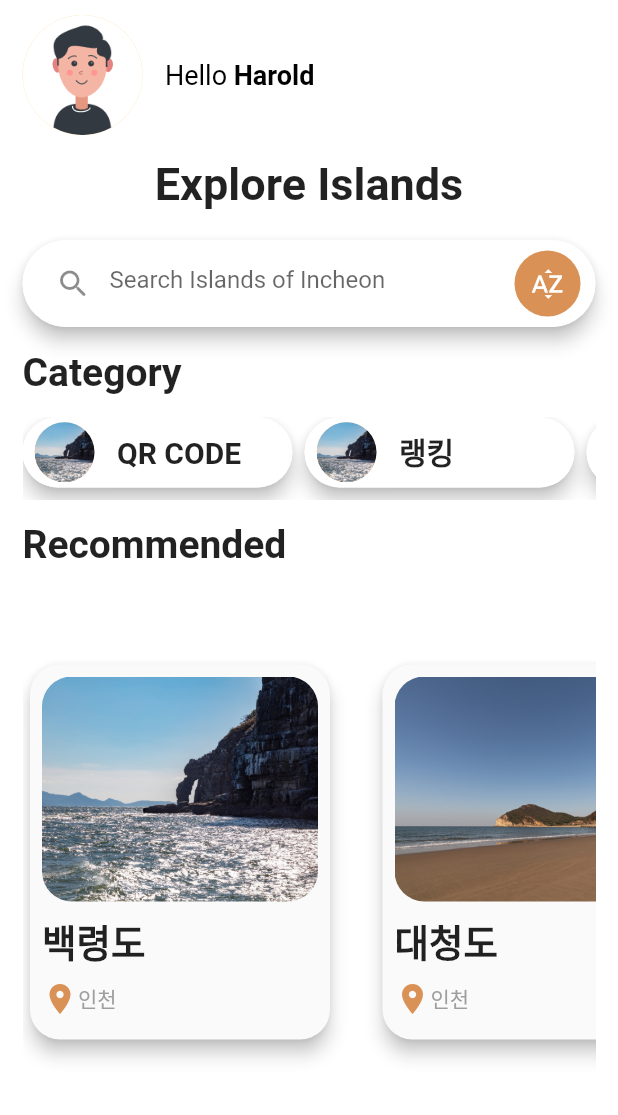
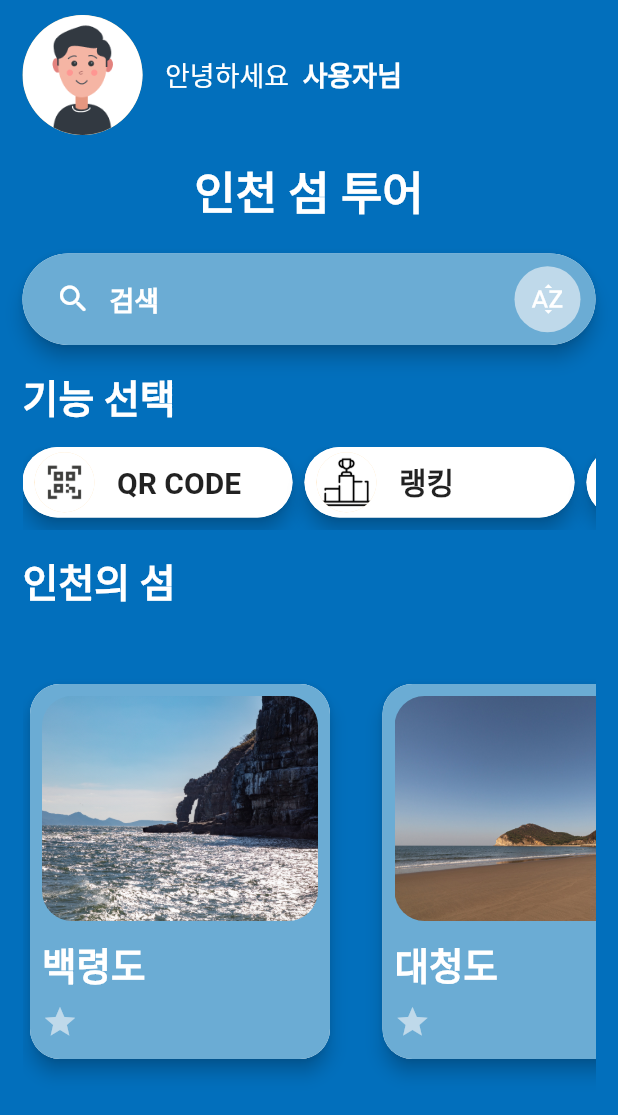
Before and after one commit to C-H-Wook/make, a Flutter app: the homeScreen screen opened directly, on a phone screen of 412 x 824 dp. Shown: the top 1115 px of the screen. Run offline on Flutter 3.47's test engine with Material 2 defaults, Android fonts, the phone set to English and light mode, and no system bars.

Commit message:
first_update

```diff
--- a/lib/screens/detailscreen.dart
+++ b/lib/screens/detailscreen.dart
@@ -51,8 +51,8 @@ class _detailScreenState extends State<detailScreen> {
                                     color: kPrimaryClr, shape: BoxShape.circle),
                                 child: const Center(
                                   child: Icon(
-                                    Icons.arrow_back_ios,
-                                    color: clr_white,
+                                    Icons.arrow_back,
+                                    color: clr_black,
                                     size: 16,
                                   ),
                                 ),
@@ -124,7 +124,7 @@ class _detailScreenState extends State<detailScreen> {
                                   child: const Text(
                                     '서약서',
                                     style: TextStyle(
-                                      color: clr_white,
+                                      color: clr_black,
                                       fontSize: 25,
                                       fontWeight: FontWeight.w700,
                                     ),
@@ -134,7 +134,7 @@ class _detailScreenState extends State<detailScreen> {
                                   height: 15,
                                 ),
                                 const Text(
-                                  "Details:",
+                                  "섬 설명:",
                                   style: TextStyle(
                                     color: clr_black,
                                     fontSize: 20,
@@ -162,7 +162,7 @@ class _detailScreenState extends State<detailScreen> {
                                 Row(
                                   children: [
                                     const Text(
-                                      'Duration',
+                                      '추천 섬 채류일',
                                       style: TextStyle(
                                         color: Colors.grey,
                                         fontSize: 20,
@@ -184,7 +184,7 @@ class _detailScreenState extends State<detailScreen> {
                                 Row(
                                   children: [
                                     const Text(
-                                      'Ship Time',
+                                      '도착 소요 시간',
                                       style: TextStyle(
                                         color: Colors.grey,
                                         fontSize: 20,
--- a/lib/screens/home_screen.dart
+++ b/lib/screens/home_screen.dart
@@ -17,7 +17,7 @@ class _homeScreenState extends State<homeScreen> {
   @override
   Widget build(BuildContext context) {
     return Scaffold(
-      backgroundColor: clr_white,
+      backgroundColor: clr_incheonblue,
       /*bottomNavigationBar: SafeArea(
         child: Padding(
           padding: const EdgeInsets.symmetric(horizontal: 15.0),
@@ -64,14 +64,14 @@ class _homeScreenState extends State<homeScreen> {
                     ),
                     RichText(
                       text: const TextSpan(
-                          text: "Hello",
+                          text: "안녕하세요",
                           style: TextStyle(
-                            color: clr_black,
+                            color: clr_white,
                             fontSize: 18,
                           ),
                           children: [
                             TextSpan(
-                              text: ' Harold',
+                              text: '  사용자님',
                               style: TextStyle(
                                 fontWeight: FontWeight.w700,
                                 fontSize: 18,
@@ -86,10 +86,11 @@ class _homeScreenState extends State<homeScreen> {
                 ),
                 //search Section
                 const Text(
-                  "Explore Islands",
+                  "인천 섬 투어",
                   style: TextStyle(
                     fontSize: 30,
                     fontWeight: FontWeight.w700,
+                    color: clr_white,
                   ),
                 ),
                 const SizedBox(
@@ -100,7 +101,7 @@ class _homeScreenState extends State<homeScreen> {
                   borderRadius: BorderRadius.circular(100),
                   child: Container(
                     decoration: BoxDecoration(
-                      color: clr_white,
+                      color: clr_skyblue,
                       borderRadius: BorderRadius.circular(100),
                     ),
                     child: Padding(
@@ -113,8 +114,16 @@ class _homeScreenState extends State<homeScreen> {
                           Expanded(
                             child: TextFormField(
                               decoration: const InputDecoration(
-                                hintText: "Search Islands of Incheon",
-                                prefixIcon: Icon(Icons.search_rounded),
+                                hintStyle: TextStyle(
+                                  color: clr_white,
+                                  fontSize: 18,
+                                  fontWeight: FontWeight.w700,
+                                ),
+                                hintText: "검색",
+                                prefixIcon: Icon(
+                                  Icons.search_rounded,
+                                  color: clr_white,
+                                ),
                                 enabledBorder: InputBorder.none,
                                 focusedBorder: InputBorder.none,
                               ),
@@ -141,10 +150,11 @@ class _homeScreenState extends State<homeScreen> {
                 Row(
                   children: const [
                     Text(
-                      'Category',
+                      '기능 선택',
                       style: TextStyle(
                         fontSize: 26,
                         fontWeight: FontWeight.bold,
+                        color: clr_white,
                       ),
                     ),
                   ],
@@ -161,17 +171,17 @@ class _homeScreenState extends State<homeScreen> {
                         children: [
                           category_card(
                             title: "QR CODE",
-                            image: "assets/image/baekryung.jpeg",
+                            image: "assets/image/qrscan.jpg",
                             press: () {},
                           ),
                           category_card(
                             title: "랭킹",
-                            image: "assets/image/baekryung.jpeg",
+                            image: "assets/image/ranking.png",
                             press: () {},
                           ),
                           category_card(
                             title: "서약서",
-                            image: "assets/image/baekryung.jpeg",
+                            image: "assets/image/contract.jpg",
                             press: () {},
                           ),
                         ],
@@ -187,16 +197,14 @@ class _homeScreenState extends State<homeScreen> {
                 Row(
                   children: const [
                     Text(
-                      'Recommended',
+                      '인천의 섬',
                       style: TextStyle(
                         fontSize: 26,
                         fontWeight: FontWeight.bold,
+                        color: clr_white,
                       ),
                     ),
                   ],
-                ),
-                const SizedBox(
-                  height: 15,
                 ),
                 SizedBox(
                     height: 350,
--- a/lib/utilities/color.dart
+++ b/lib/utilities/color.dart
@@ -1,5 +1,7 @@
 import 'package:flutter/material.dart';
 
-const kPrimaryClr = Color(0xffd99156);
+const kPrimaryClr = Color(0xffbfd9ea);
 const clr_white = Color.fromARGB(255, 255, 255, 255);
 const clr_black = Color.fromARGB(255, 0, 0, 0);
+const clr_incheonblue = Color(0xff026fbc);
+const clr_skyblue = Color(0xff6bacd4);
--- a/lib/widgets/recommended_card.dart
+++ b/lib/widgets/recommended_card.dart
@@ -11,8 +11,6 @@ class RecommendCard extends StatelessWidget {
     Key? key,
   }) : super(key: key);
 
-  get clr_white => null;
-
   @override
   Widget build(BuildContext context) {
     return InkWell(
@@ -24,7 +22,7 @@ class RecommendCard extends StatelessWidget {
           height: 250,
           width: 200,
           decoration: BoxDecoration(
-            color: clr_white,
+            color: clr_skyblue,
             borderRadius: BorderRadius.circular(20),
           ),
           child: Padding(
@@ -43,30 +41,25 @@ class RecommendCard extends StatelessWidget {
                 ),
               ),
               const SizedBox(
-                height: 8,
+                height: 10,
               ),
               Text(
                 placeInfo.name,
                 style: const TextStyle(
                   fontSize: 25,
                   fontWeight: FontWeight.w700,
+                  color: Colors.white,
                 ),
               ),
               const SizedBox(
                 height: 8,
               ),
               Row(
-                children: [
-                  const Icon(
-                    Icons.location_on,
+                children: const [
+                  Icon(
+                    Icons.star,
                     color: kPrimaryClr,
                   ),
-                  Text(
-                    placeInfo.location,
-                    style: const TextStyle(
-                      color: Colors.grey,
-                    ),
-                  )
                 ],
               )
             ]),
```
Also changed, not shown: assets/image/contract.jpg (added), assets/image/qrscan.jpg (added), assets/image/ranking.png (added).
